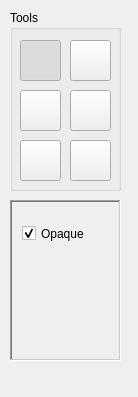
The window that tool_panel.ui (LoxoSoftware/IndexBourne) describes before a commit, drawn with Qt 5.
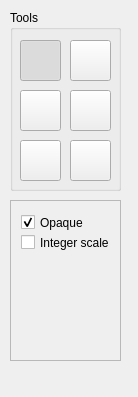
The same window after the commit. The open tabs and pages were chosen to show the change. Icons and pictures are not drawn.

Commit message: Implemented integer scale force option and only display color 0 in floating layer if opaque mode is on

```diff
--- a/tool_panel.ui
+++ b/tool_panel.ui
@@ -262,7 +262,7 @@
      </rect>
     </property>
     <property name="frameShape">
-     <enum>QFrame::Shape::WinPanel</enum>
+     <enum>QFrame::Shape::StyledPanel</enum>
     </property>
     <property name="frameShadow">
      <enum>QFrame::Shadow::Sunken</enum>
@@ -354,8 +354,8 @@
       <property name="geometry">
        <rect>
         <x>10</x>
-        <y>20</y>
-        <width>91</width>
+        <y>10</y>
+        <width>101</width>
         <height>23</height>
        </rect>
       </property>
@@ -369,6 +369,25 @@
        <bool>true</bool>
       </property>
      </widget>
+     <widget class="QCheckBox" name="chkForceIntegerScale">
+      <property name="geometry">
+       <rect>
+        <x>10</x>
+        <y>30</y>
+        <width>101</width>
+        <height>23</height>
+       </rect>
+      </property>
+      <property name="toolTip">
+       <string>Force integer scaling</string>
+      </property>
+      <property name="text">
+       <string>Integer scale</string>
+      </property>
+      <property name="checked">
+       <bool>false</bool>
+      </property>
+     </widget>
     </widget>
    </widget>
   </widget>
```
The commit also changes 5 other files.
